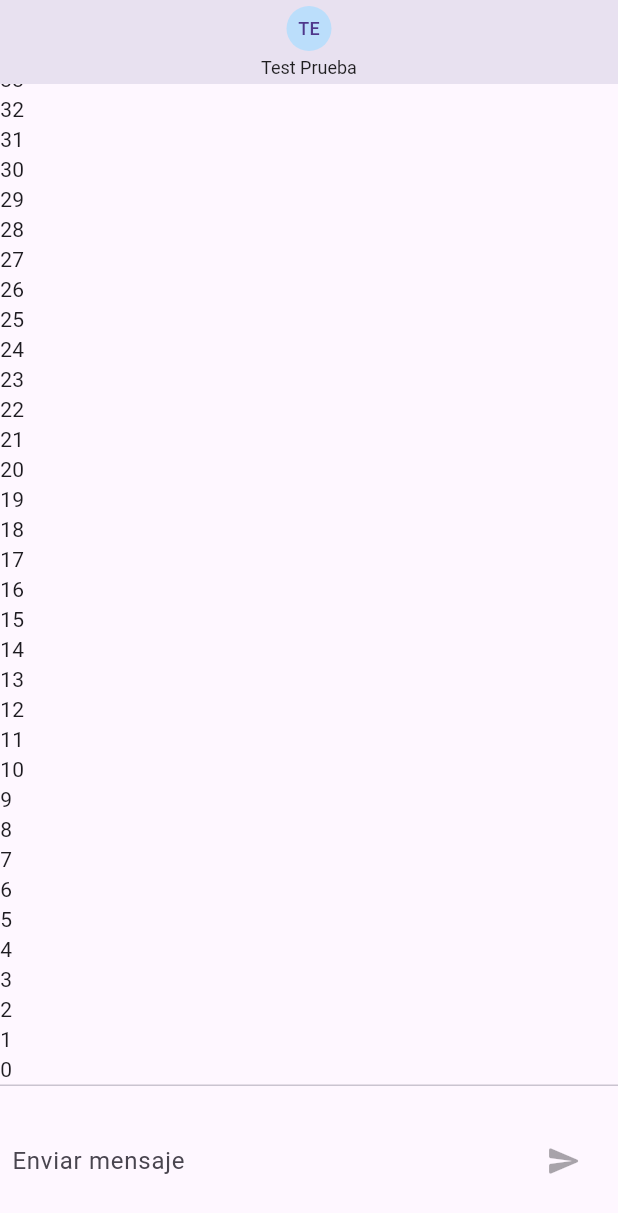
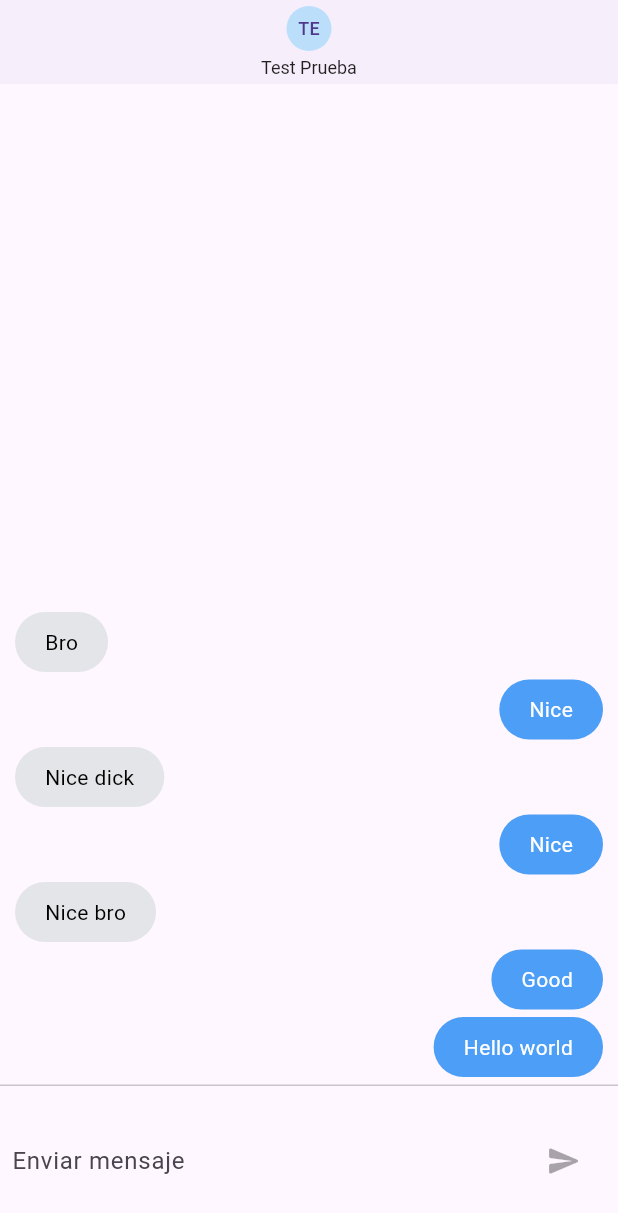
Before and after one commit to Alexisrodri/flutter_chat, a Flutter app: the screen it shows after launch, on a phone screen of 412 x 824 dp. Shown: the top 1213 px of the screen. Run offline on Flutter 3.47's test engine with Material 3 defaults, Android fonts, the phone set to English and light mode, and no system bars; our stand-ins replace go_router, pull_to_refresh.

Commit message:
chatMessage bubbles

```diff
--- a/lib/pages/chat_pages.dart
+++ b/lib/pages/chat_pages.dart
@@ -2,6 +2,8 @@ import 'dart:io';
 
 import 'package:flutter/cupertino.dart';
 import 'package:flutter/material.dart';
+import 'package:flutter/services.dart';
+import 'package:flutter_chat/widgets/chat_message.dart';
 
 class ChatPages extends StatefulWidget {
   const ChatPages({super.key});
@@ -13,6 +15,15 @@ class ChatPages extends StatefulWidget {
 class _ChatPagesState extends State<ChatPages> {
   final _textController = TextEditingController();
   final _focusNode = FocusNode();
+  final List<ChatMessage> _messages = [
+    const ChatMessage(texto: 'Hello world', uid: '123'),
+    const ChatMessage(texto: 'Good', uid: '123'),
+    const ChatMessage(texto: 'Nice bro', uid: '122'),
+    const ChatMessage(texto: 'Nice', uid: '123'),
+    const ChatMessage(texto: 'Nice dick', uid: '121'),
+    const ChatMessage(texto: 'Nice', uid: '123'),
+    const ChatMessage(texto: 'Bro', uid: '122'),
+  ];
   bool _estaEscribiendo = false;
   @override
   Widget build(BuildContext context) {
@@ -46,9 +57,8 @@ class _ChatPagesState extends State<ChatPages> {
               Flexible(
                   child: ListView.builder(
                 physics: const BouncingScrollPhysics(),
-                itemBuilder: (context, index) {
-                  return Text("$index");
-                },
+                itemCount: _messages.length,
+                itemBuilder: (context, index) => _messages[index],
                 reverse: true,
               )),
               const Divider(
@@ -92,10 +102,10 @@ class _ChatPagesState extends State<ChatPages> {
             margin: const EdgeInsets.symmetric(horizontal: 4),
             child: Platform.isIOS
                 ? CupertinoButton(
-                  onPressed: _estaEscribiendo
-                            ? () => _handleSubmit(_textController.text.trim())
-                            : null,
-                  child: const Text('.'),
+                    onPressed: _estaEscribiendo
+                        ? () => _handleSubmit(_textController.text.trim())
+                        : null,
+                    child: const Text('.'),
                   )
                 : IconTheme(
                     data: IconThemeData(color: Colors.blue[400]),
@@ -117,10 +127,12 @@ class _ChatPagesState extends State<ChatPages> {
   }
 
   void _handleSubmit(String text) {
-    if (text.isEmpty) return; // No hacer nada si el texto está vacío
-    debugPrint('mensaje::$text'); // Mostrar el mensaje en la consola
+    if (text.isEmpty) return;
+    debugPrint('mensaje::$text');
+    final newMessage = ChatMessage(texto: text, uid: '123');
+    _messages.insert(0, newMessage);
     setState(() {
-      _estaEscribiendo = false; // Agregar el mensaje a la lista
+      _estaEscribiendo = false;
     });
     _focusNode.requestFocus();
     _textController.clear();
--- /dev/null
+++ b/lib/widgets/chat_message.dart
@@ -0,0 +1,48 @@
+import 'package:flutter/material.dart';
+
+class ChatMessage extends StatelessWidget {
+  final String texto;
+  final String uid;
+
+  const ChatMessage({super.key, required this.texto, required this.uid});
+
+  @override
+  Widget build(BuildContext context) {
+    return Container(
+      child: uid == '123'
+      ? _myMessage()
+      : _notMyMessage(),
+    );
+  }
+
+  _myMessage() {
+    return Align(
+      alignment: Alignment.centerRight,
+      child: Container(
+        margin: const EdgeInsets.only(bottom: 5,left:50,right: 10),
+        decoration:  BoxDecoration(
+          color: const Color(0xff4d9ef6),
+          borderRadius:BorderRadius.circular(20),
+        ),
+        padding: const EdgeInsets.symmetric(horizontal: 20,vertical: 10),
+        child: Text(texto,style: const TextStyle(color: Colors.white),),
+      ),
+    );
+  }
+
+  _notMyMessage() {
+    return Align(
+      alignment: Alignment.centerLeft,
+      child: Container(
+        margin: const EdgeInsets.only(bottom: 5,right:50,left: 10),
+        decoration:  BoxDecoration(
+          color: const Color(0xffe4e5e8),
+          borderRadius:BorderRadius.circular(20),
+        ),
+        padding: const EdgeInsets.symmetric(horizontal: 20,vertical: 10),
+        child: Text(texto,style: const TextStyle(color: Colors.black),),
+      ),
+    );
+  }
+
+}
```
